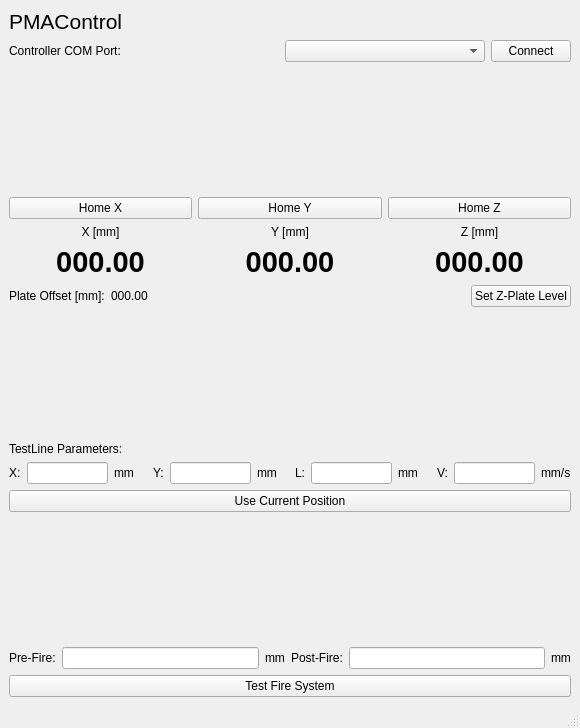
Before: the Qt Designer form PMAControlUI.ui in TKAles/PMAControl, drawn with Qt 5.
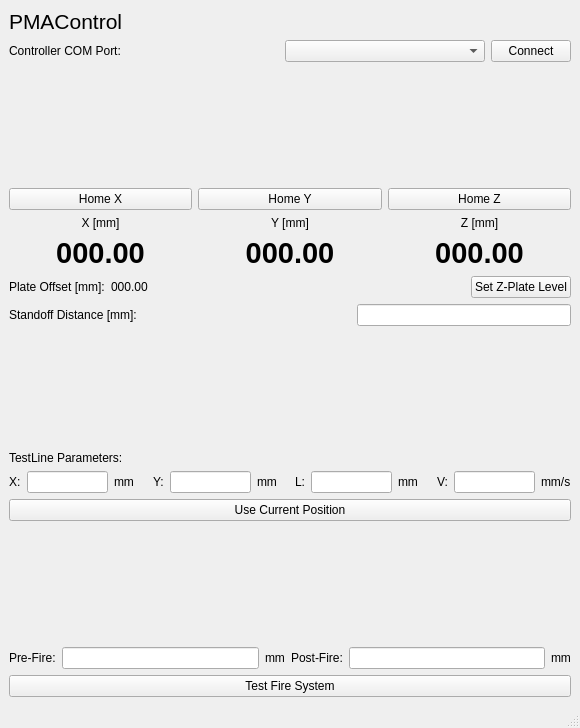
After: the same form once the commit is applied.

```diff
--- a/PMAControlUI.ui
+++ b/PMAControlUI.ui
@@ -249,6 +249,33 @@
         </item>
        </layout>
       </item>
+      <item>
+       <layout class="QHBoxLayout" name="horizontalLayout_2">
+        <item>
+         <widget class="QLabel" name="label_6">
+          <property name="text">
+           <string>Standoff Distance [mm]:</string>
+          </property>
+         </widget>
+        </item>
+        <item>
+         <spacer name="horizontalSpacer_6">
+          <property name="orientation">
+           <enum>Qt::Horizontal</enum>
+          </property>
+          <property name="sizeHint" stdset="0">
+           <size>
+            <width>40</width>
+            <height>20</height>
+           </size>
+          </property>
+         </spacer>
+        </item>
+        <item>
+         <widget class="QLineEdit" name="standoff_distance_le"/>
+        </item>
+       </layout>
+      </item>
       <item>
        <spacer name="verticalSpacer_3">
         <property name="orientation">
```
Left out of the diff: 2 changed lines with no effect on the pictures.
